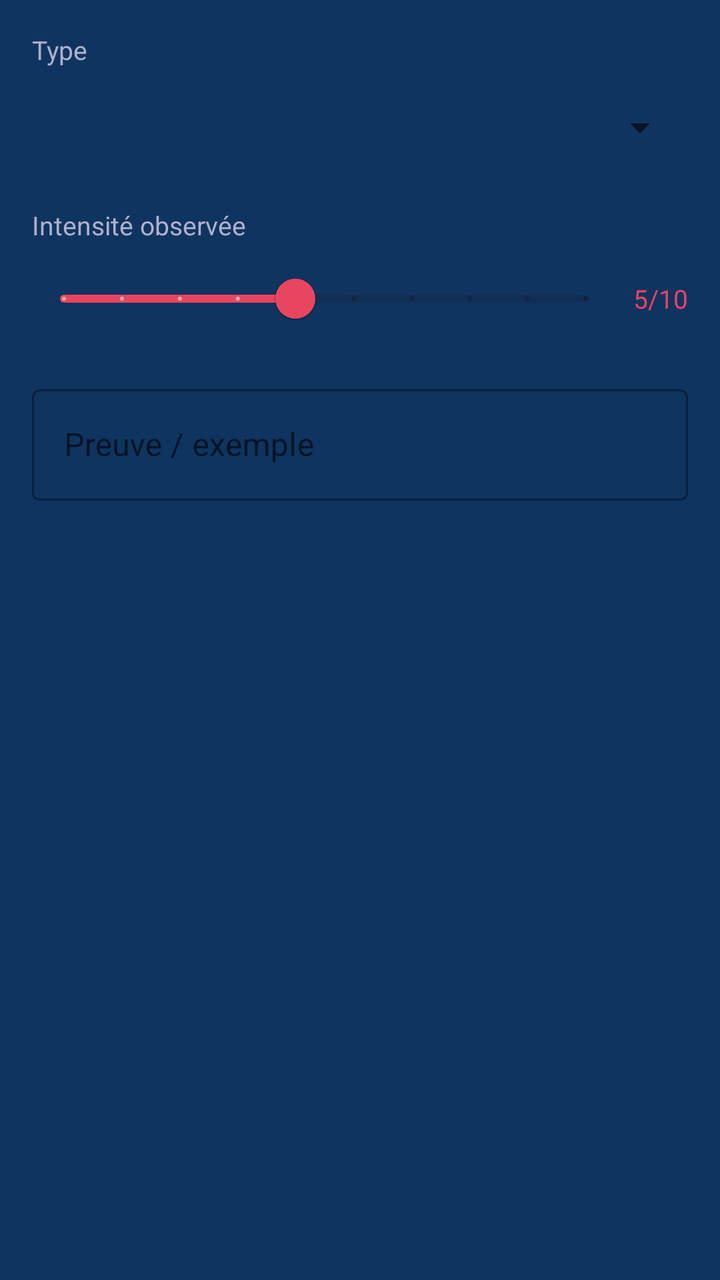
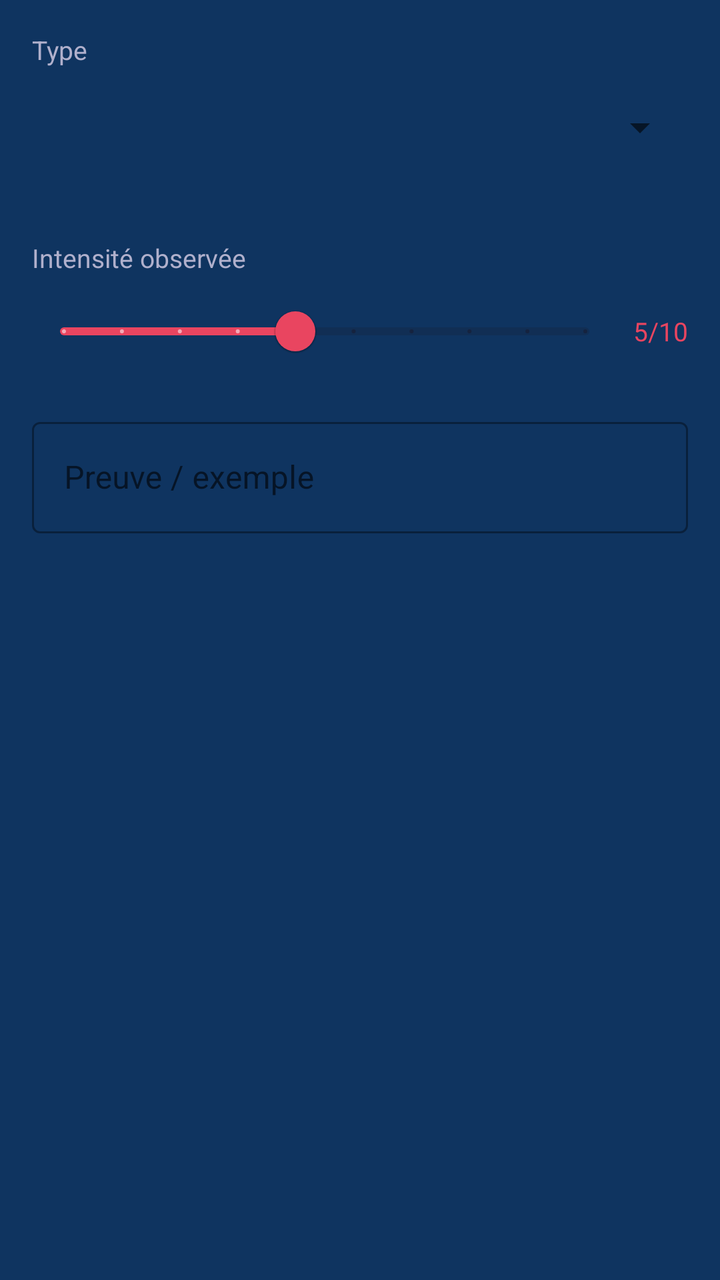

Compare the two renders of this Android layout. The source of the first and the diff that turns it into the second are given below.
<!-- AndroidManifest.xml: application theme Theme.PeopleModeler -->
<!-- res/layout/dialog_add_bias.xml -->
<?xml version="1.0" encoding="utf-8"?>
<LinearLayout xmlns:android="http://schemas.android.com/apk/res/android"
    xmlns:app="http://schemas.android.com/apk/res-auto"
    android:layout_width="match_parent"
    android:layout_height="wrap_content"
    android:orientation="vertical"
    android:padding="16dp">

    <TextView
        android:layout_width="wrap_content"
        android:layout_height="wrap_content"
        android:text="@string/dialog_type"
        android:textSize="13sp"
        android:textColor="@color/colorTextSecondary"
        android:layout_marginBottom="6dp"/>

    <Spinner
        android:id="@+id/spinnerBiasType"
        android:layout_width="match_parent"
        android:layout_height="48dp"
        android:layout_marginBottom="16dp"/>

    <TextView
        android:layout_width="wrap_content"
        android:layout_height="wrap_content"
        android:text="@string/dialog_observed_intensity"
        android:textSize="13sp"
        android:textColor="@color/colorTextSecondary"
        android:layout_marginBottom="4dp"/>

    <LinearLayout
        android:layout_width="match_parent"
        android:layout_height="wrap_content"
        android:orientation="horizontal"
        android:gravity="center_vertical"
        android:layout_marginBottom="16dp">

        <com.google.android.material.slider.Slider
            android:id="@+id/sliderBiasIntensity"
            android:layout_width="0dp"
            android:layout_height="wrap_content"
            android:layout_weight="1"
            android:valueFrom="1"
            android:valueTo="10"
            android:stepSize="1"
            android:value="5"
            app:thumbColor="@color/colorBias"
            app:trackColorActive="@color/colorBias"/>

        <TextView
            android:id="@+id/labelBiasIntensity"
            android:layout_width="wrap_content"
            android:layout_height="wrap_content"
            android:text="5/10"
            android:textColor="@color/colorBias"
            android:textSize="13sp"
            android:layout_marginStart="8dp"/>
    </LinearLayout>

    <com.google.android.material.textfield.TextInputLayout
        android:layout_width="match_parent"
        android:layout_height="wrap_content"
        android:hint="@string/dialog_evidence"
        style="@style/Widget.MaterialComponents.TextInputLayout.OutlinedBox">

        <com.google.android.material.textfield.TextInputEditText
            android:id="@+id/inputBiasEvidence"
            android:layout_width="match_parent"
            android:layout_height="wrap_content"
            android:inputType="text"
            android:textColor="@color/colorText"/>
    </com.google.android.material.textfield.TextInputLayout>

</LinearLayout>
<!-- resources referenced by this layout -->
<resources>
  <color name="colorBias">#E94560</color>
  <color name="colorText">#FFFFFF</color>
  <color name="colorTextSecondary">#B0B0CC</color>
  <string name="dialog_evidence">Preuve / exemple</string>
  <string name="dialog_observed_intensity">Intensité observée</string>
  <string name="dialog_type">Type</string>
  <style name="Theme.PeopleModeler" parent="Theme.MaterialComponents.DayNight.NoActionBar">
          <item name="colorPrimary">@color/colorPrimary</item>
          <item name="colorPrimaryVariant">@color/colorPrimaryVariant</item>
          <item name="colorOnPrimary">@color/colorOnPrimary</item>
          <item name="colorSecondary">@color/colorSecondary</item>
          <item name="colorOnSecondary">@color/colorOnSecondary</item>
          <item name="android:colorBackground">@color/colorBackground</item>
          <item name="colorSurface">@color/colorSurface</item>
          <item name="android:windowLightStatusBar">false</item>
          <item name="android:statusBarColor">@color/colorPrimary</item>
      </style>
  <color name="colorPrimary">#1A1A2E</color>
  <color name="colorPrimaryVariant">#16213E</color>
  <color name="colorOnPrimary">#FFFFFF</color>
  <color name="colorSecondary">#E94560</color>
  <color name="colorOnSecondary">#FFFFFF</color>
  <color name="colorBackground">#0F3460</color>
  <color name="colorSurface">#1A1A2E</color>
</resources>

<!-- the commit's change to res/layout/dialog_add_bias.xml (unified diff, before → after) -->
@@ -18,7 +18,18 @@
         android:id="@+id/spinnerBiasType"
         android:layout_width="match_parent"
         android:layout_height="48dp"
-        android:layout_marginBottom="16dp"/>
+        android:layout_marginBottom="4dp"/>
+
+    <TextView
+        android:id="@+id/labelBiasDesc"
+        android:layout_width="match_parent"
+        android:layout_height="wrap_content"
+        android:textSize="12sp"
+        android:textColor="@color/colorTextSecondary"
+        android:fontFamily="sans-serif"
+        android:textStyle="italic"
+        android:paddingHorizontal="4dp"
+        android:paddingBottom="12dp"/>
 
     <TextView
         android:layout_width="wrap_content"
